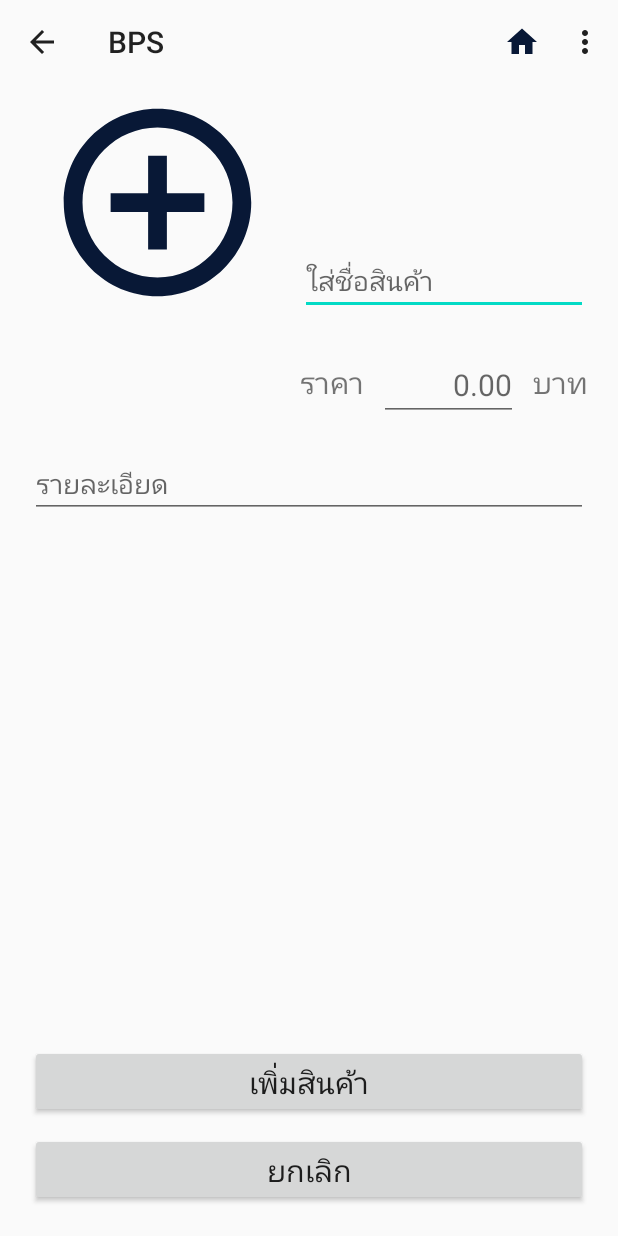
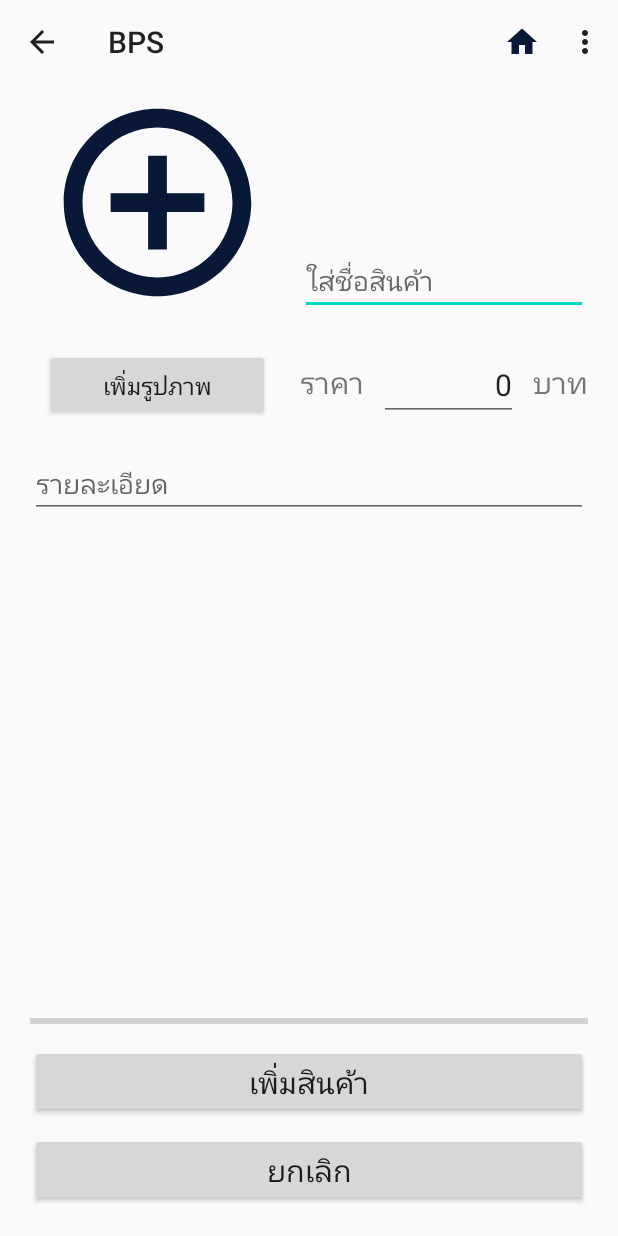
Before and after one commit to Oakerza/BPS, an Android app: the myStore screen opened directly, with no data from a screen before it, after a tap on "เพิ่มสินค้า", on a phone screen of 412 x 824 dp. Run offline under Robolectric (Android 15) with nearby library versions, the phone set to English and light mode, and no system bars; our stand-ins replace Firebase (no records; nobody signed in at launch, a user with empty details on screens opened directly), Picasso; libraries missing offline, so code that uses them is left out: com.facebook, com.facebook.login; 4 statements that could not run were skipped.

Commit message:
เปลี่ยนแปลงครั้งใหญ่

```diff
--- a/app/src/main/AndroidManifest.xml
+++ b/app/src/main/AndroidManifest.xml
@@ -14,7 +14,7 @@
         <activity android:name=".myCart" />
         <activity android:name=".foundStoreItem" />
         <activity android:name=".foundStore" />
-        <activity android:name=".myStoreItem" />
+        <activity android:name=".MyStoreItem" />
         <activity android:name=".myStoreProfile" />
         <activity android:name=".myStore" />
         <activity android:name=".register" />
--- a/app/src/main/java/com/example/bps/adapter/MyStoreItemRecyclerAdapter.java
+++ b/app/src/main/java/com/example/bps/adapter/MyStoreItemRecyclerAdapter.java
@@ -14,7 +14,8 @@ import androidx.recyclerview.widget.RecyclerView;
 
 import com.example.bps.R;
 import com.example.bps.model.StoreItemDetail;
-import com.example.bps.myStoreItem;
+import com.example.bps.MyStoreItem;
+import com.squareup.picasso.Picasso;
 
 import java.util.List;
 
@@ -35,25 +36,32 @@ public class MyStoreItemRecyclerAdapter extends RecyclerView.Adapter<MyStoreItem
 
     @Override
     public void onBindViewHolder(@NonNull MyStoreItemRecyclerAdapter.MainViewHolder holder, int position) {
-        holder.itemName.setText(storeItemDetailList.get(position).getItemName());
-        holder.itemImage.setImageResource(storeItemDetailList.get(position).getImageUrl());
+        StoreItemDetail storeItemDetail = storeItemDetailList.get(position);
+        holder.itemName.setText(storeItemDetail.getItemName());
         if (storeItemDetailList.size()-1 == position) {
             holder.itemPrice.setText("");
             holder.textView1.setText("");
             holder.textView2.setText("");
+            holder.itemImage.setImageResource(R.drawable.ic_baseline_add_circle_outline_24);
         }else{
-            holder.itemPrice.setText(String.valueOf(storeItemDetailList.get(position).getItemPrice()));
+            holder.itemPrice.setText(String.valueOf(storeItemDetail.getItemPrice()));
+            Picasso.with(context)
+                    .load(storeItemDetail.getImageUrl())
+                    .placeholder(R.mipmap.ic_launcher)
+                    .fit()
+                    .centerCrop()
+                    .into(holder.itemImage);
         }
         holder.cardView.setOnClickListener(new View.OnClickListener() {
             @Override
             public void onClick(View view) {
-                Intent intent = new Intent(context, myStoreItem.class);
-                intent.putExtra("ItemName",storeItemDetailList.get(position).getItemName());
-                intent.putExtra("ItemPrice",storeItemDetailList.get(position).getItemPrice());
-                intent.putExtra("ItemImageUrl",storeItemDetailList.get(position).getImageUrl());
+                Intent intent = new Intent(context, MyStoreItem.class);
+                intent.putExtra("ItemName",storeItemDetail.getItemName());
+                intent.putExtra("ItemPrice",storeItemDetail.getItemPrice());
                 intent.putExtra("LastItem",storeItemDetailList.size() - position - 1);
                 if (storeItemDetailList.size() - 1 != position) {
-                    intent.putExtra("ItemId", storeItemDetailList.get(position).getItemId());
+                    intent.putExtra("ItemId", storeItemDetail.getItemId());
+                    intent.putExtra("ItemImageUrl",storeItemDetail.getImageUrl());
                 }
                 context.startActivity(intent);
             }
--- a/app/src/main/java/com/example/bps/model/StoreItemDetail.java
+++ b/app/src/main/java/com/example/bps/model/StoreItemDetail.java
@@ -3,16 +3,15 @@ package com.example.bps.model;
 public class StoreItemDetail {
 
     String itemName;
-    Double itemPrice;
+    int itemPrice;
     String itemInfo;
     String itemId;
-    Integer imageUrl;
+    String imageUrl;
 
     public StoreItemDetail(){
-
     }
 
-    public StoreItemDetail(String itemName, Double itemPrice, String itemInfo, Integer imageUrl) {
+    public StoreItemDetail(String itemName, int itemPrice, String itemInfo, String imageUrl) {
         this.itemName = itemName;
         this.itemPrice = itemPrice;
         this.itemInfo = itemInfo;
@@ -27,11 +26,11 @@ public class StoreItemDetail {
         this.itemName = itemName;
     }
 
-    public Double getItemPrice() {
+    public int getItemPrice() {
         return itemPrice;
     }
 
-    public void setItemPrice(Double itemPrice) {
+    public void setItemPrice(int itemPrice) {
         this.itemPrice = itemPrice;
     }
 
@@ -43,11 +42,11 @@ public class StoreItemDetail {
         this.itemId = itemId;
     }
 
-    public Integer getImageUrl() {
+    public String getImageUrl() {
         return imageUrl;
     }
 
-    public void setImageUrl(Integer imageUrl) {
+    public void setImageUrl(String imageUrl) {
         this.imageUrl = imageUrl;
     }
 
--- a/app/src/main/java/com/example/bps/myStore.java
+++ b/app/src/main/java/com/example/bps/myStore.java
@@ -2,11 +2,9 @@ package com.example.bps;
 
 import android.content.Intent;
 import android.os.Bundle;
-import android.util.Log;
 import android.view.Menu;
 import android.view.MenuInflater;
 import android.view.MenuItem;
-import android.view.View;
 import android.widget.Button;
 import android.widget.ImageView;
 import android.widget.TextView;
@@ -57,20 +55,6 @@ public class myStore extends AppCompatActivity {
         super.onCreate(savedInstanceState);
         setContentView(R.layout.activity_my_store);
 
-        List<StoreItemDetail> storeItemDetails = new ArrayList<>();
-        storeItemDetails.add(new StoreItemDetail("Item1", 10.00, "ข้อมูล", R.drawable.item_clipart1));
-        storeItemDetails.add(new StoreItemDetail("Item2", 12.50, "ข้อมูล", R.drawable.item_clipart2));
-        storeItemDetails.add(new StoreItemDetail("Item3", 20.00, "ข้อมูล", R.drawable.item_clipart3));
-        storeItemDetails.add(new StoreItemDetail("Item4", 15.00, "ข้อมูล", R.drawable.item_clipart4));
-        storeItemDetails.add(new StoreItemDetail("Item5", 13.25, "ข้อมูล", R.drawable.item_clipart5));
-        storeItemDetails.add(new StoreItemDetail("Item6", 30.00, "ข้อมูล", R.drawable.item_clipart1));
-        storeItemDetails.add(new StoreItemDetail("Item7", 40.00, "ข้อมูล", R.drawable.item_clipart2));
-        storeItemDetails.add(new StoreItemDetail("Item8", 100.00, "ข้อมูล", R.drawable.item_clipart3));
-        storeItemDetails.add(new StoreItemDetail("Item9", 35.00, "ข้อมูล", R.drawable.item_clipart4));
-        storeItemDetails.add(new StoreItemDetail("Item10", 45.00, "ข้อมูล", R.drawable.item_clipart5));
-
-        Log.d("size", String.valueOf(storeItemDetails.size()));
-
         toolbar = findViewById(R.id.myStore_toolbar);
         setSupportActionBar(toolbar);
         ActionBar actionBar = getSupportActionBar();
@@ -97,34 +81,6 @@ public class myStore extends AppCompatActivity {
                 .collection("users").document(stringUserID);
         CollectionReference goodsCollectionReference = userDocumentReference.collection("goods");
 
-        buttonDelete.setOnClickListener(new View.OnClickListener() {
-            @Override
-            public void onClick(View view) {
-                goodsCollectionReference.get().addOnSuccessListener(new OnSuccessListener<QuerySnapshot>() {
-                    @Override
-                    public void onSuccess(QuerySnapshot queryDocumentSnapshots) {
-                        for (DocumentSnapshot documentSnapshot : queryDocumentSnapshots) {
-                            documentSnapshot.getReference().delete();
-                        }
-                    }
-                });
-            }
-        });
-        buttonCreate.setOnClickListener(new View.OnClickListener() {
-            @Override
-            public void onClick(View view) {
-                for (int i = 0; i < storeItemDetails.size(); i++) {
-                    goodsCollectionReference.add(storeItemDetails.get(i))
-                            .addOnFailureListener(new OnFailureListener() {
-                                @Override
-                                public void onFailure(@NonNull Exception e) {
-                                    Log.d("create error", e.toString());
-                                }
-                            });
-                }
-            }
-        });
-
         goodsCollectionReference.get()
                 .addOnSuccessListener(new OnSuccessListener<QuerySnapshot>() {
                     @Override
@@ -137,7 +93,8 @@ public class myStore extends AppCompatActivity {
                             storeItemDetails1.add(currentStoreItemDetail);
                             n = n + 1;
                         }
-                        StoreItemDetail currentStoreItemDetail = new StoreItemDetail("เพิ่มสินค้า", 00.00, "ข้อมูล", R.drawable.ic_baseline_add_circle_outline_24);
+                        StoreItemDetail currentStoreItemDetail = new StoreItemDetail("เพิ่มสินค้า", 0, "ข้อมูล",
+                                String.valueOf(R.drawable.ic_baseline_add_circle_outline_24));
                         storeItemDetails1.add(currentStoreItemDetail);
                         setItemRecycler(storeItemDetails1);
                     }
@@ -145,7 +102,8 @@ public class myStore extends AppCompatActivity {
             @Override
             public void onFailure(@NonNull Exception e) {
                 List<StoreItemDetail> storeItemDetails1 = new ArrayList<>();
-                StoreItemDetail currentStoreItemDetail = new StoreItemDetail("เพิ่มสินค้า", 00.00, "ข้อมูล", R.drawable.ic_baseline_add_circle_outline_24);
+                StoreItemDetail currentStoreItemDetail = new StoreItemDetail("เพิ่มสินค้า", 0, "ข้อมูล",
+                        String.valueOf(R.drawable.ic_baseline_add_circle_outline_24));
                 storeItemDetails1.add(currentStoreItemDetail);
                 setItemRecycler(storeItemDetails1);
             }
--- a/app/src/main/java/com/example/bps/myStoreItem.java
+++ /dev/null
@@ -1,128 +0,0 @@
-package com.example.bps;
-
-import android.content.Intent;
-import android.os.Bundle;
-import android.view.Menu;
-import android.view.MenuInflater;
-import android.view.MenuItem;
-import android.widget.Button;
-import android.widget.EditText;
-import android.widget.ImageView;
-
-import androidx.annotation.NonNull;
-import androidx.appcompat.app.ActionBar;
-import androidx.appcompat.app.AppCompatActivity;
-import androidx.appcompat.widget.Toolbar;
-
-import com.example.bps.model.StoreItemDetail;
-import com.google.android.gms.tasks.OnSuccessListener;
-import com.google.firebase.auth.FirebaseAuth;
-import com.google.firebase.firestore.DocumentReference;
-import com.google.firebase.firestore.DocumentSnapshot;
-import com.google.firebase.firestore.FirebaseFirestore;
-
-public class myStoreItem extends AppCompatActivity {
-
-    private Double price;
-    private ImageView itemImage;
-    private EditText itemName, itemPrice, itemDetail;
-    private Toolbar toolbar;
-    private Button buttonUpdate, buttonDelete;
-    private FirebaseFirestore firebaseFirestore;
-    private FirebaseAuth firebaseAuth;
-
-    @Override
-    protected void onCreate(Bundle savedInstanceState) {
-        super.onCreate(savedInstanceState);
-        setContentView(R.layout.activity_my_store_item);
-
-        Intent intent = getIntent();
-        String stringName = intent.getExtras().getString("ItemName");
-        price = intent.getExtras().getDouble("ItemPrice");
-        int imageUrl = intent.getExtras().getInt("ItemImageUrl");
-        int lastItem = intent.getExtras().getInt("LastItem");
-
-        buttonUpdate = findViewById(R.id.myStoreItem_button_update);
-        buttonDelete = findViewById(R.id.myStoreItem_button_delete);
-        itemImage = findViewById(R.id.myStoreItem_image);
-        itemName = findViewById(R.id.myStoreItem_editText_name);
-        itemPrice = findViewById(R.id.myStoreItem_editText_price);
-        itemDetail = findViewById(R.id.myStoreItem_editText_detail);
-        firebaseAuth = FirebaseAuth.getInstance();
-        firebaseFirestore = FirebaseFirestore.getInstance();
-
-        itemImage.setImageResource(imageUrl);
-        if (lastItem == 0){
-            buttonUpdate.setText("เพิ่มสินค้า");
-            buttonDelete.setText("ยกเลิก");
-            itemName.setText("");
-            itemName.setHint("ใส่ชื่อสินค้า");
-            itemPrice.setText("");
-            itemPrice.setHint("0.00");
-            itemDetail.setText("");
-            itemDetail.setHint("รายละเอียด");
-        }else{
-            String stringId = intent.getExtras().getString("ItemId");
-            itemName.setText(stringName);
-            itemPrice.setText(String.valueOf(price));
-            DocumentReference documentReference = firebaseFirestore
-                    .collection("users")
-                    .document(firebaseAuth.getUid())
-                    .collection("goods")
-                    .document(stringId);
-            documentReference.get().addOnSuccessListener(new OnSuccessListener<DocumentSnapshot>() {
-                @Override
-                public void onSuccess(DocumentSnapshot documentSnapshot) {
-                    StoreItemDetail currentStoreItemDetail = documentSnapshot.toObject(StoreItemDetail.class);
-                    itemDetail.setText(currentStoreItemDetail.getItemInfo());
-                }
-            });
-        }
-
-        toolbar = findViewById(R.id.myStoreItem_toolbar);
-        setSupportActionBar(toolbar);
-        ActionBar actionBar = getSupportActionBar();
-        if(actionBar != null){
-            actionBar.setHomeButtonEnabled(true);
-            actionBar.setDisplayHomeAsUpEnabled(true);
-        }
-
-
-
-    }
-
-    @Override
-    public boolean onCreateOptionsMenu(Menu menu) {
-        MenuInflater menuInflater = getMenuInflater();
-        menuInflater.inflate(R.menu.menu_myshop_item, menu);
-        return super.onCreateOptionsMenu(menu);
-    }
-
-    @Override
-    public boolean onOptionsItemSelected(@NonNull MenuItem item) {
-
-        Intent intent;
-
-        switch (item.getItemId()) {
-            case android.R.id.home:
-                onBackPressed();
-                return true;
-            case R.id.myshop_item_toMain:
-                intent = new Intent(this,MainActivity.class);
-                intent.addFlags(Intent.FLAG_ACTIVITY_CLEAR_TOP);
-                startActivity(intent);
-                return false;
-            case R.id.myshop_item_profile:
-                intent = new Intent(this,myStoreProfile.class);
-                intent.addFlags(Intent.FLAG_ACTIVITY_CLEAR_TOP);
-                startActivity(intent);
-                return false;
-            case R.id.myshop_item_edit_shop:
-                return false;
-            case R.id.myshop_item_aboutapp:
-                return false;
-            default:
-                return super.onOptionsItemSelected(item);
-        }
-    }
-}
--- a/app/src/main/res/layout/activity_my_store_item.xml
+++ b/app/src/main/res/layout/activity_my_store_item.xml
@@ -4,7 +4,7 @@
     xmlns:tools="http://schemas.android.com/tools"
     android:layout_width="match_parent"
     android:layout_height="match_parent"
-    tools:context=".myStoreItem">
+    tools:context=".MyStoreItem">
 
     <RelativeLayout
         android:layout_width="match_parent"
@@ -18,6 +18,17 @@
             android:layout_alignParentTop="true"
             android:layout_marginStart="30dp"
             android:layout_marginTop="60dp" />
+
+        <Button
+            android:id="@+id/myStoreItem_button_image"
+            android:layout_width="150dp"
+            android:layout_height="wrap_content"
+            android:layout_alignTop="@+id/myStoreItem_editText_price"
+            android:layout_alignParentStart="true"
+            android:layout_marginStart="30dp"
+            android:layout_marginTop="0dp"
+            android:text="เปลี่ยนรูปภาพ"
+            android:textSize="16sp"/>
 
         <EditText
             android:id="@+id/myStoreItem_editText_name"
@@ -52,7 +63,7 @@
             android:layout_marginBottom="-12dp"
             android:layout_toStartOf="@+id/myStoreItem_text_unit"
             android:layout_toEndOf="@+id/myStoreItem_text_price"
-            android:hint="0.00"
+            android:hint="0"
             android:inputType="number"
             android:textAlignment="textEnd"
             android:textSize="20sp" />
@@ -80,6 +91,16 @@
             android:layout_marginEnd="20dp"
             android:hint="รายละเอียด"
             android:textSize="18sp"/>
+
+        <ProgressBar
+            android:id="@+id/myStoreItem_progressBar"
+            style="@style/Widget.AppCompat.ProgressBar.Horizontal"
+            android:layout_width="match_parent"
+            android:layout_height="wrap_content"
+            android:layout_above="@+id/myStoreItem_button_update"
+            android:layout_marginStart="20dp"
+            android:layout_marginEnd="20dp"
+            android:layout_marginBottom="8dp" />
 
         <Button
             android:id="@+id/myStoreItem_button_update"
```
Also changed, not shown: app/build.gradle (+7 -6 lines), app/src/main/java/com/example/bps/MyStoreItem.java (added, +326 -0 lines), app/src/main/java/com/example/bps/adapter/StoreItemRecyclerAdapter.java (+17 -9 lines), app/src/main/java/com/example/bps/foundStore.java (+0 -15 lines).
